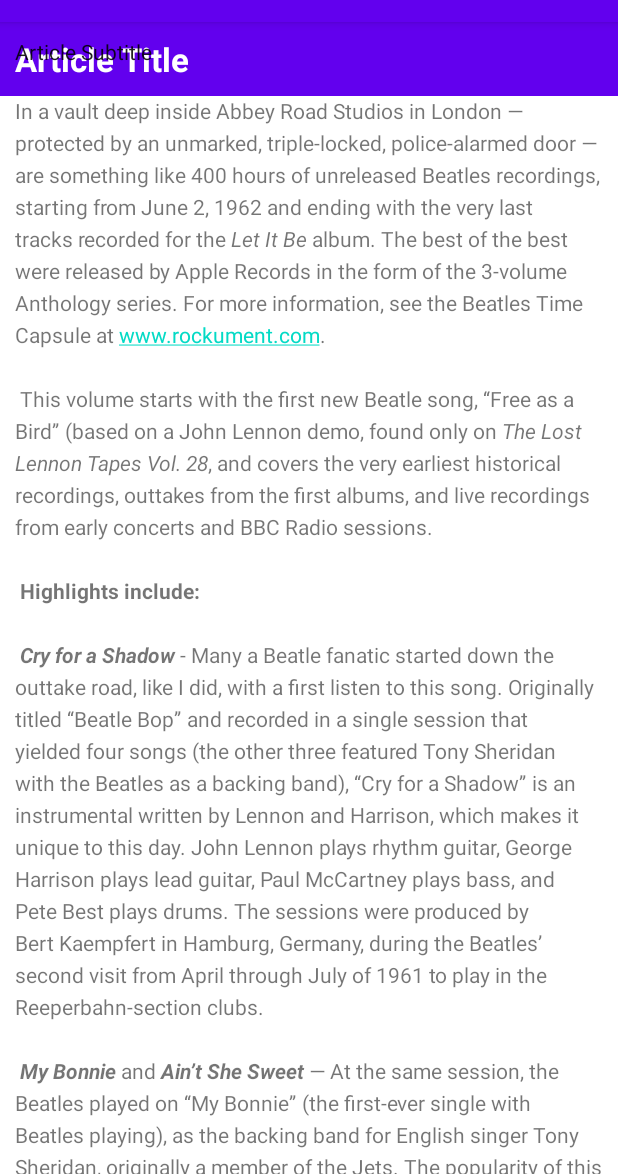
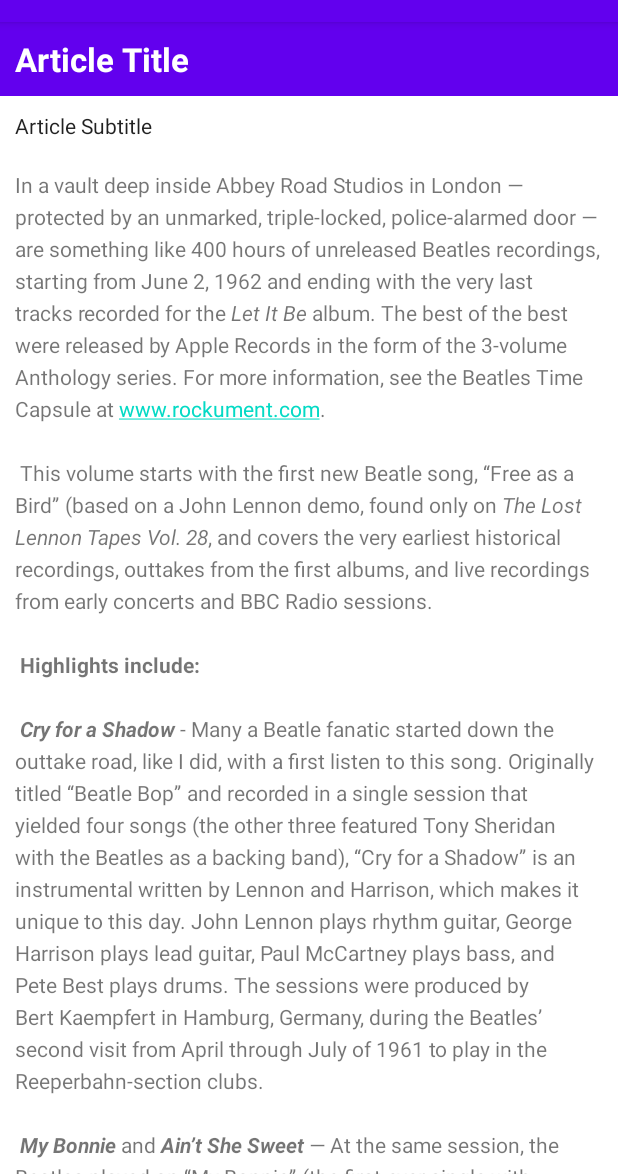
Before and after one commit to aprashant21/ScrollText, an Android app: the screen it shows after launch (MainActivity), on a phone screen of 412 x 824 dp, the part 62-1236 px from its top. Run offline under Robolectric (Android 15) with nearby library versions, the phone set to English and light mode, and no system bars.

Commit message:
scroll view added below to article heading\

```diff
--- a/app/src/main/res/layout/activity_main.xml
+++ b/app/src/main/res/layout/activity_main.xml
@@ -20,7 +20,8 @@
 
     <ScrollView
         android:layout_width="wrap_content"
-        android:layout_height="wrap_content" >
+        android:layout_height="wrap_content"
+        android:layout_below="@id/article_heading">
 
         <LinearLayout
             android:layout_width="match_parent"
@@ -29,7 +30,6 @@
             >
             <TextView
                 android:id="@+id/article_subheading"
-                android:layout_below="@id/article_heading"
                 android:layout_width="match_parent"
                 android:layout_height="wrap_content"
                 android:text="@string/article_subtitle"
```
